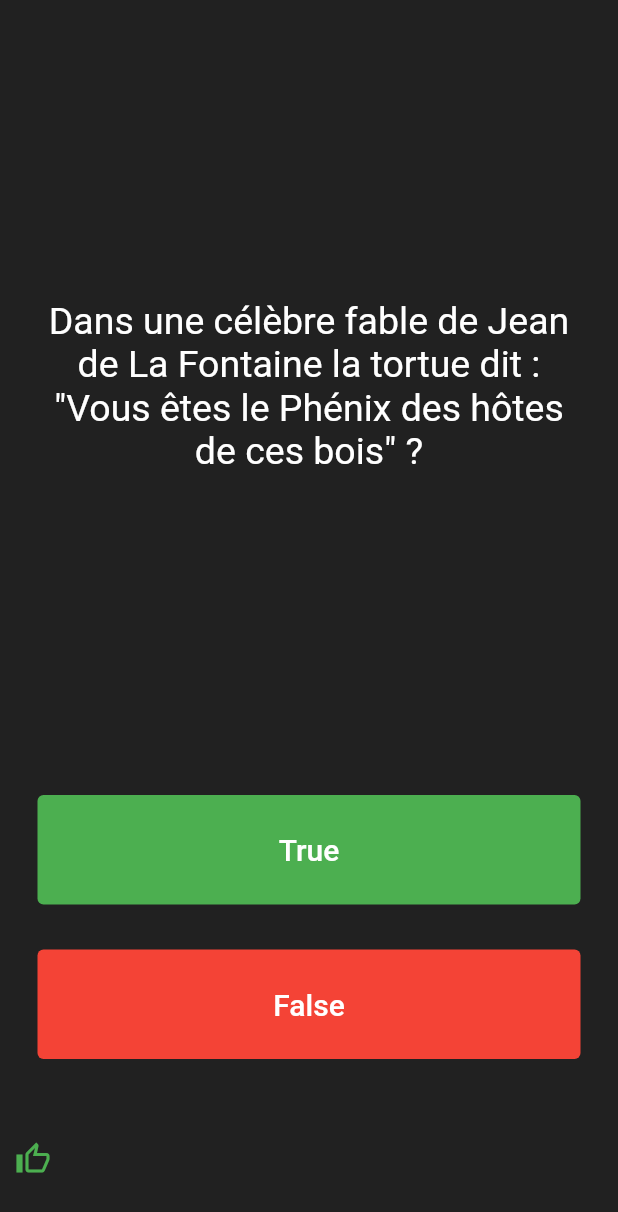
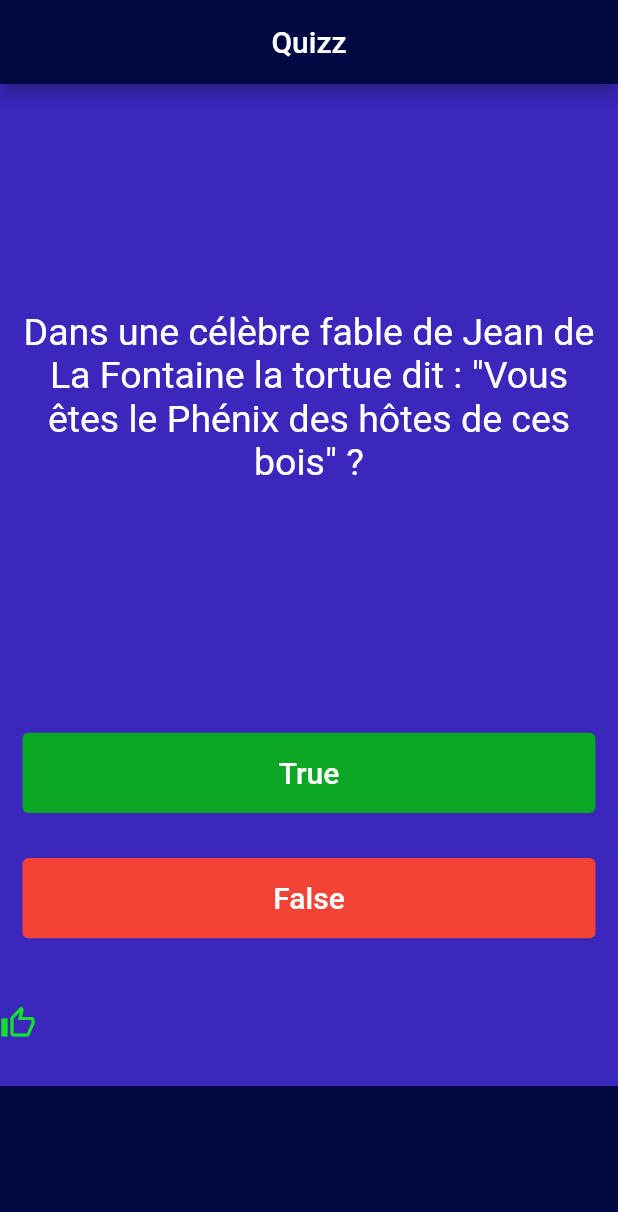
Before and after one commit to Lileczka/Quizzler_flutter, a Flutter app: the screen it shows after launch, after a tap on "True", on a phone screen of 412 x 824 dp. Shown: the top 1212 px of the screen. Run offline on Flutter 3.47's test engine with Material 2 defaults, Android fonts, the phone set to English and light mode, and no system bars.

Commit message:
mis en forme

```diff
--- a/lib/main.dart
+++ b/lib/main.dart
@@ -1,6 +1,5 @@
 import 'package:flutter/material.dart';
 import 'general.dart';
-
 
 void main() => runApp(Quizzler());
 
@@ -12,11 +11,23 @@ class Quizzler extends StatelessWidget {
   Widget build(BuildContext context) {
     return MaterialApp(
       home: Scaffold(
-        backgroundColor: Colors.grey.shade900,
+        backgroundColor: Color.fromARGB(255, 65, 59, 246),
+        appBar: AppBar(
+          title: Text('Quizz'),
+          centerTitle: true,
+          backgroundColor: Color.fromARGB(255, 1, 8, 66),
+        ),
         body: SafeArea(
-          child: Padding(
-            padding: EdgeInsets.symmetric(horizontal: 10.0),
+          child: Column(
+            children: [
+              Expanded(
                 child: QuizPage(),
+              ),
+              Container(
+                height: 100.0,
+                color: Color.fromARGB(255, 1, 8, 66),
+              ),
+            ],
           ),
         ),
       ),
@@ -24,9 +35,11 @@ class Quizzler extends StatelessWidget {
   }
 }
 
+
 class QuizPage extends StatefulWidget {
   @override
   _QuizPageState createState() => _QuizPageState();
+
 }
 
 class _QuizPageState extends State<QuizPage> {
@@ -34,16 +47,17 @@ class _QuizPageState extends State<QuizPage> {
 
   void check(bool userAnswer) {
     bool answer = general.getCorrectAnswer();
+
     setState(() {
       if (userAnswer == answer) {
         scoreKeeper.add(Icon(
           Icons.thumb_up_outlined,
-          color: Colors.green,
+          color: Color.fromARGB(255, 19, 225, 43),
         ));
       } else {
         scoreKeeper.add(Icon(
           Icons.thumb_down_outlined,
-          color: Colors.red,
+          color: Color.fromARGB(255, 250, 89, 89),
         ));
       }
       // Vérifier si toutes les questions ont été répondues
@@ -78,7 +92,9 @@ class _QuizPageState extends State<QuizPage> {
 
  @override
   Widget build(BuildContext context) {
-    return Column(
+    return Container(
+      color: Color.fromARGB(255, 59, 39, 187),
+      child: Column(
         mainAxisAlignment: MainAxisAlignment.spaceBetween,
         crossAxisAlignment: CrossAxisAlignment.stretch,
         children: <Widget>[
@@ -103,7 +119,7 @@ class _QuizPageState extends State<QuizPage> {
               padding: EdgeInsets.all(15.0),
               child: TextButton(
                 style: TextButton.styleFrom(
-                backgroundColor: Colors.green,
+                  backgroundColor: Color.fromARGB(255, 10, 167, 36),
                 ),
                 child: Text(
                   'True',
@@ -144,6 +160,7 @@ class _QuizPageState extends State<QuizPage> {
             ),
           ),
         ],
+      ),
     );
   }
 }
```
Lines whose indentation alone changed are shown as unchanged.
